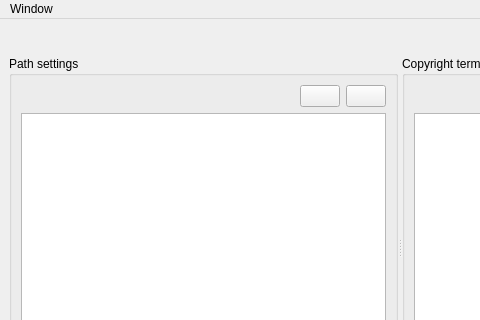
This is OTModules/wFbh/wdbcopyrights.ui in pietr26/OMSI-Tools as Qt 5 draws it before an edit; both pictures show x 0 to 480 and y 0 to 320 of the 800 by 469 pixel window. The edited form follows.
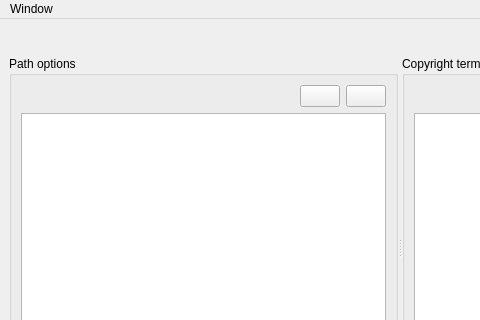
This is the edited form. Icons and pictures are not drawn.

Commit message: Global rename: "Settings" -> "Preferences"

Patch:
```diff
--- a/OTModules/wFbh/wdbcopyrights.ui
+++ b/OTModules/wFbh/wdbcopyrights.ui
@@ -56,7 +56,7 @@
       </property>
       <widget class="QGroupBox" name="gbxPathSettings">
        <property name="title">
-        <string notr="true">Path settings</string>
+        <string notr="true">Path options</string>
        </property>
        <layout class="QVBoxLayout" name="verticalLayout_2">
         <item>
```
Left out of the diff: 8 changed lines with no effect on the pictures. The commit also changes 56 other files.
